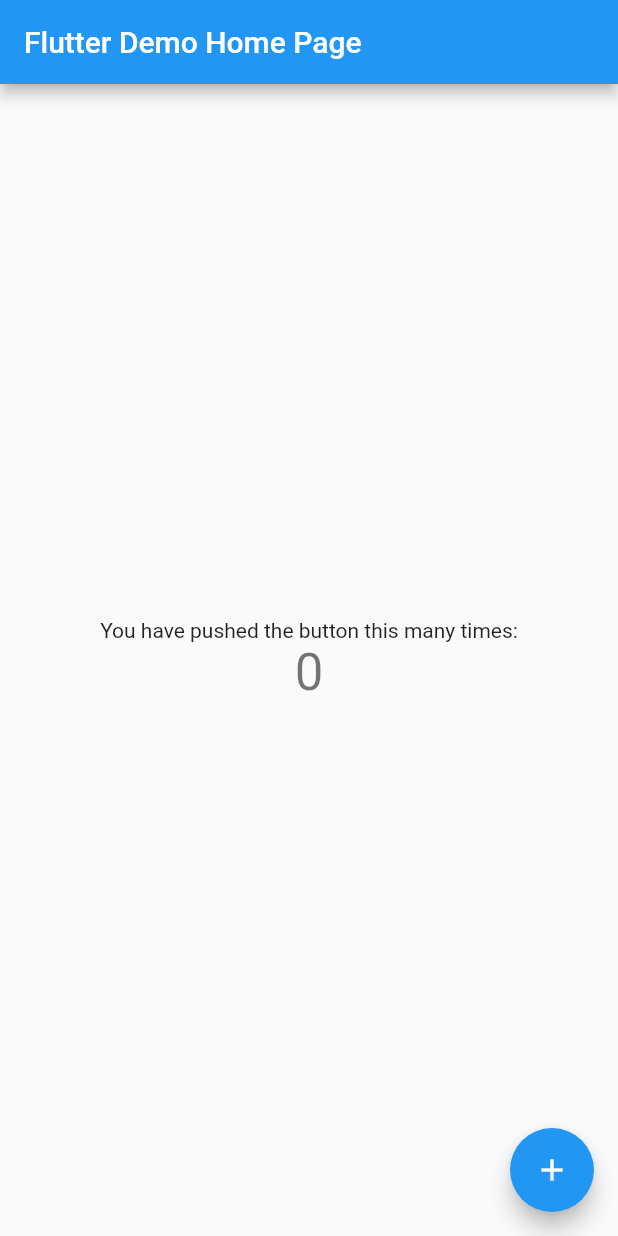
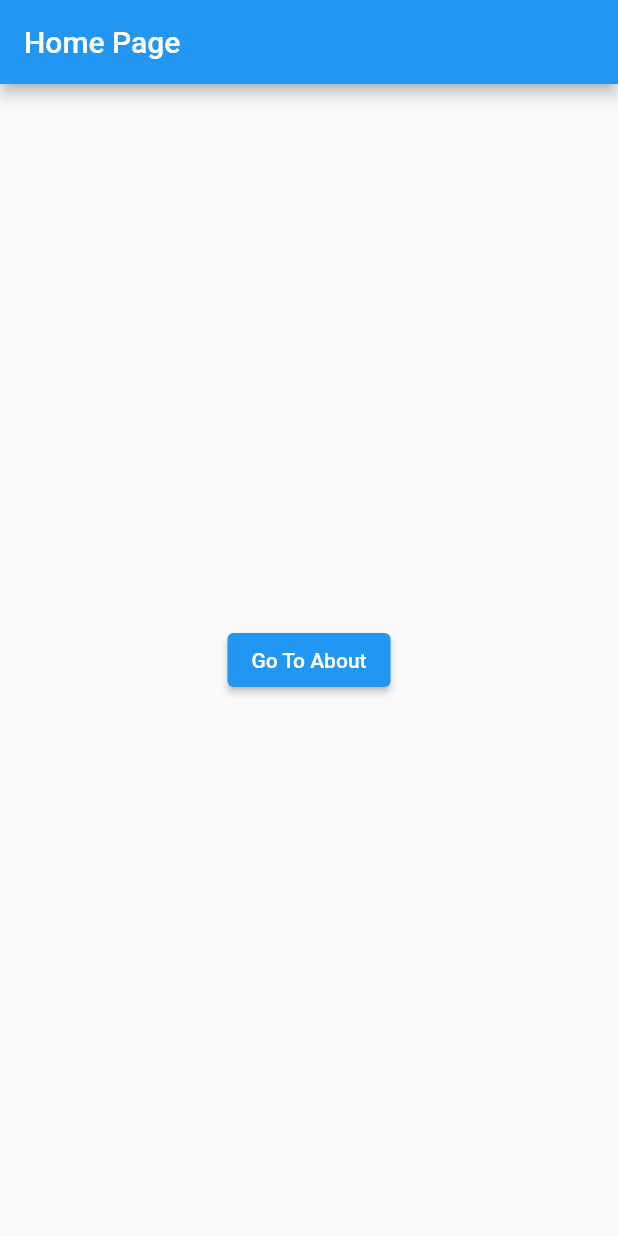
Before and after one commit to riyyu/flutter_experiments, a Flutter app: the screen it shows after launch, on a phone screen of 412 x 824 dp. Run offline on Flutter 3.47's test engine with Material 2 defaults, Android fonts, the phone set to English and light mode, and no system bars.

```diff
--- a/lib/main.dart
+++ b/lib/main.dart
@@ -1,113 +1,56 @@
 import 'package:flutter/material.dart';
 
 void main() {
+  WidgetsFlutterBinding.ensureInitialized();
   runApp(MyApp());
 }
 
 class MyApp extends StatelessWidget {
-  // This widget is the root of your application.
   @override
   Widget build(BuildContext context) {
     return MaterialApp(
       title: 'Flutter Demo',
       theme: ThemeData(
-        // This is the theme of your application.
-        //
-        // Try running your application with "flutter run". You'll see the
-        // application has a blue toolbar. Then, without quitting the app, try
-        // changing the primarySwatch below to Colors.green and then invoke
-        // "hot reload" (press "r" in the console where you ran "flutter run",
-        // or simply save your changes to "hot reload" in a Flutter IDE).
-        // Notice that the counter didn't reset back to zero; the application
-        // is not restarted.
         primarySwatch: Colors.blue,
       ),
-      home: MyHomePage(title: 'Flutter Demo Home Page'),
+      home: HomePage(),
     );
   }
 }
 
-class MyHomePage extends StatefulWidget {
-  MyHomePage({Key? key, required this.title}) : super(key: key);
-
-  // This widget is the home page of your application. It is stateful, meaning
-  // that it has a State object (defined below) that contains fields that affect
-  // how it looks.
-
-  // This class is the configuration for the state. It holds the values (in this
-  // case the title) provided by the parent (in this case the App widget) and
-  // used by the build method of the State. Fields in a Widget subclass are
-  // always marked "final".
-
-  final String title;
-
-  @override
-  _MyHomePageState createState() => _MyHomePageState();
-}
-
-class _MyHomePageState extends State<MyHomePage> {
-  int _counter = 0;
-
-  void _incrementCounter() {
-    setState(() {
-      // This call to setState tells the Flutter framework that something has
-      // changed in this State, which causes it to rerun the build method below
-      // so that the display can reflect the updated values. If we changed
-      // _counter without calling setState(), then the build method would not be
-      // called again, and so nothing would appear to happen.
-      _counter++;
-    });
-  }
+class HomePage extends StatelessWidget {
+  const HomePage({Key? key}) : super(key: key);
 
   @override
   Widget build(BuildContext context) {
-    // This method is rerun every time setState is called, for instance as done
-    // by the _incrementCounter method above.
-    //
-    // The Flutter framework has been optimized to make rerunning build methods
-    // fast, so that you can just rebuild anything that needs updating rather
-    // than having to individually change instances of widgets.
     return Scaffold(
       appBar: AppBar(
-        // Here we take the value from the MyHomePage object that was created by
-        // the App.build method, and use it to set our appbar title.
-        title: Text(widget.title),
+        title: Text('Home Page'),
       ),
       body: Center(
-        // Center is a layout widget. It takes a single child and positions it
-        // in the middle of the parent.
-        child: Column(
-          // Column is also a layout widget. It takes a list of children and
-          // arranges them vertically. By default, it sizes itself to fit its
-          // children horizontally, and tries to be as tall as its parent.
-          //
-          // Invoke "debug painting" (press "p" in the console, choose the
-          // "Toggle Debug Paint" action from the Flutter Inspector in Android
-          // Studio, or the "Toggle Debug Paint" command in Visual Studio Code)
-          // to see the wireframe for each widget.
-          //
-          // Column has various properties to control how it sizes itself and
-          // how it positions its children. Here we use mainAxisAlignment to
-          // center the children vertically; the main axis here is the vertical
-          // axis because Columns are vertical (the cross axis would be
-          // horizontal).
-          mainAxisAlignment: MainAxisAlignment.center,
-          children: <Widget>[
-            Text(
-              'You have pushed the button this many times:',
+        child: ElevatedButton(
+          child: Text('Go To About'),
+          onPressed: () => Navigator.push(
+            context,
+            MaterialPageRoute(
+              builder: (context) => AboutPage(),
             ),
-            Text(
-              '$_counter',
-              style: Theme.of(context).textTheme.headline4,
-            ),
-          ],
+          ),
         ),
       ),
-      floatingActionButton: FloatingActionButton(
-        onPressed: _incrementCounter,
-        tooltip: 'Increment',
-        child: Icon(Icons.add),
-      ), // This trailing comma makes auto-formatting nicer for build methods.
     );
   }
 }
+
+class AboutPage extends StatelessWidget {
+  const AboutPage({Key? key}) : super(key: key);
+
+  @override
+  Widget build(BuildContext context) {
+    return Scaffold(
+      appBar: AppBar(
+        title: Text('About Page'),
+      ),
+    );
+  }
+}
```
Also changed, not shown: pubspec.yaml (+1 -9 lines), pubspec.lock, 3 other files.
